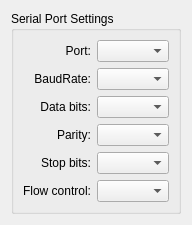
liuqun/hplayer, file src/ui/serialportsettingswidget.ui: the form before one commit.
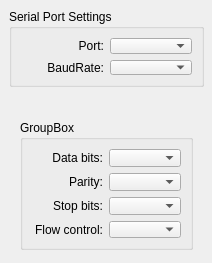
The form after the commit.

Commit message:
UI界面隐藏串口详细参数
默认数据位=8, 无校验, 停止位=1, 无流控

Patch:
```diff
--- a/src/ui/serialportsettingswidget.ui
+++ b/src/ui/serialportsettingswidget.ui
@@ -6,8 +6,8 @@
    <rect>
     <x>0</x>
     <y>0</y>
-    <width>191</width>
-    <height>200</height>
+    <width>212</width>
+    <height>263</height>
    </rect>
   </property>
   <property name="sizePolicy">
@@ -16,6 +16,12 @@
     <verstretch>0</verstretch>
    </sizepolicy>
   </property>
+  <property name="minimumSize">
+   <size>
+    <width>212</width>
+    <height>95</height>
+   </size>
+  </property>
   <property name="maximumSize">
    <size>
     <width>16777215</width>
@@ -25,9 +31,21 @@
   <property name="windowTitle">
    <string>Form</string>
   </property>
-  <layout class="QGridLayout" name="gridLayout">
-   <item row="0" column="0">
     <widget class="QGroupBox" name="parametersBox">
+   <property name="geometry">
+    <rect>
+     <x>9</x>
+     <y>9</y>
+     <width>195</width>
+     <height>78</height>
+    </rect>
+   </property>
+   <property name="minimumSize">
+    <size>
+     <width>195</width>
+     <height>0</height>
+    </size>
+   </property>
      <property name="title">
       <string>Serial Port Settings</string>
      </property>
@@ -35,7 +53,70 @@
       <item row="0" column="1">
        <widget class="QComboBox" name="serialPortInfoListBox"/>
       </item>
+    <item row="1" column="0">
+     <widget class="QLabel" name="baudRateLabel">
+      <property name="text">
+       <string>BaudRate:</string>
+      </property>
+      <property name="alignment">
+       <set>Qt::AlignRight|Qt::AlignTrailing|Qt::AlignVCenter</set>
+      </property>
+     </widget>
+    </item>
+    <item row="1" column="1">
+     <widget class="QComboBox" name="baudRateBox"/>
+    </item>
+    <item row="0" column="0">
+     <widget class="QLabel" name="Label">
+      <property name="text">
+       <string>Port:</string>
+      </property>
+      <property name="alignment">
+       <set>Qt::AlignRight|Qt::AlignTrailing|Qt::AlignVCenter</set>
+      </property>
+     </widget>
+    </item>
+   </layout>
+  </widget>
+  <widget class="QGroupBox" name="hiddenGroupBox">
+   <property name="geometry">
+    <rect>
+     <x>20</x>
+     <y>120</y>
+     <width>173</width>
+     <height>130</height>
+    </rect>
+   </property>
+   <property name="sizePolicy">
+    <sizepolicy hsizetype="Fixed" vsizetype="Fixed">
+     <horstretch>0</horstretch>
+     <verstretch>0</verstretch>
+    </sizepolicy>
+   </property>
+   <property name="title">
+    <string>GroupBox</string>
+   </property>
+   <layout class="QGridLayout" name="gridLayout">
       <item row="3" column="0">
+     <widget class="QLabel" name="flowControlLabel">
+      <property name="text">
+       <string>Flow control:</string>
+      </property>
+      <property name="alignment">
+       <set>Qt::AlignRight|Qt::AlignTrailing|Qt::AlignVCenter</set>
+      </property>
+     </widget>
+    </item>
+    <item row="0" column="1">
+     <widget class="QComboBox" name="dataBitsBox"/>
+    </item>
+    <item row="3" column="1">
+     <widget class="QComboBox" name="flowControlBox"/>
+    </item>
+    <item row="1" column="1">
+     <widget class="QComboBox" name="parityBox"/>
+    </item>
+    <item row="1" column="0">
        <widget class="QLabel" name="parityLabel">
         <property name="text">
          <string>Parity:</string>
@@ -45,23 +126,10 @@
         </property>
        </widget>
       </item>
-      <item row="4" column="0">
-       <widget class="QLabel" name="stopBitsLabel">
-        <property name="text">
-         <string>Stop bits:</string>
-        </property>
-        <property name="alignment">
-         <set>Qt::AlignRight|Qt::AlignTrailing|Qt::AlignVCenter</set>
-        </property>
-       </widget>
-      </item>
-      <item row="4" column="1">
+    <item row="2" column="1">
        <widget class="QComboBox" name="stopBitsBox"/>
       </item>
-      <item row="3" column="1">
-       <widget class="QComboBox" name="parityBox"/>
-      </item>
-      <item row="2" column="0">
+    <item row="0" column="0">
        <widget class="QLabel" name="dataBitsLabel">
         <property name="text">
          <string>Data bits:</string>
@@ -71,49 +139,18 @@
         </property>
        </widget>
       </item>
-      <item row="5" column="1">
-       <widget class="QComboBox" name="flowControlBox"/>
-      </item>
-      <item row="5" column="0">
-       <widget class="QLabel" name="flowControlLabel">
+    <item row="2" column="0">
+     <widget class="QLabel" name="stopBitsLabel">
         <property name="text">
-         <string>Flow control:</string>
+       <string>Stop bits:</string>
         </property>
         <property name="alignment">
          <set>Qt::AlignRight|Qt::AlignTrailing|Qt::AlignVCenter</set>
         </property>
        </widget>
       </item>
-      <item row="2" column="1">
-       <widget class="QComboBox" name="dataBitsBox"/>
-      </item>
-      <item row="1" column="0">
-       <widget class="QLabel" name="baudRateLabel">
-        <property name="text">
-         <string>BaudRate:</string>
-        </property>
-        <property name="alignment">
-         <set>Qt::AlignRight|Qt::AlignTrailing|Qt::AlignVCenter</set>
-        </property>
-       </widget>
-      </item>
-      <item row="1" column="1">
-       <widget class="QComboBox" name="baudRateBox"/>
-      </item>
-      <item row="0" column="0">
-       <widget class="QLabel" name="Label">
-        <property name="text">
-         <string>Port:</string>
-        </property>
-        <property name="alignment">
-         <set>Qt::AlignRight|Qt::AlignTrailing|Qt::AlignVCenter</set>
-        </property>
-       </widget>
-      </item>
-     </layout>
-    </widget>
-   </item>
-  </layout>
+   </layout>
+  </widget>
  </widget>
  <resources/>
  <connections/>
```
Lines whose indentation alone changed are shown as unchanged.
